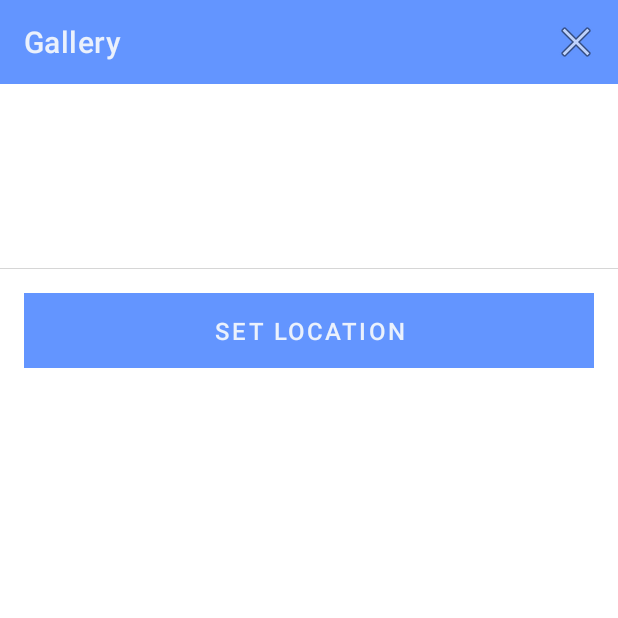
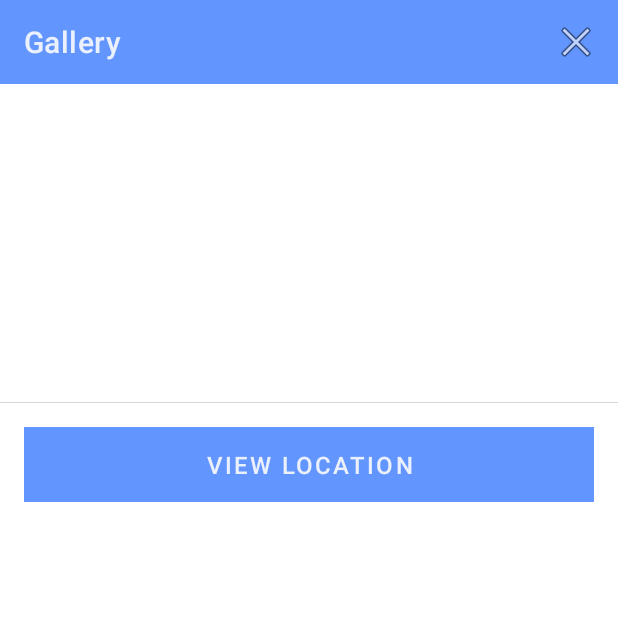
Before and after one commit to DaleH1609/Waterford-Gallery-Guide, an Android app: the AllGalleriesActivity screen opened directly, with no data from a screen before it, on a phone screen of 412 x 824 dp, the top half of it. Run offline under Robolectric (Android 15) with nearby library versions, the phone set to English and light mode, and no system bars; our stand-ins replace Picasso, Timber; pictures from the network do not load.

Commit message:
Map Bug Resolved

```diff
--- a/app/build.gradle
+++ b/app/build.gradle
@@ -4,6 +4,7 @@ plugins {
     id 'kotlin-parcelize'
     id 'kotlin-kapt'
     id 'com.google.gms.google-services'
+    id 'com.google.android.libraries.mapsplatform.secrets-gradle-plugin'
 }
 
 android {
--- a/app/src/main/java/org/wit/waterfordgalleryguide/activities/AllGalleriesListActivity.kt
+++ b/app/src/main/java/org/wit/waterfordgalleryguide/activities/AllGalleriesListActivity.kt
@@ -78,7 +78,7 @@ class AllGalleriesListActivity : AppCompatActivity(), AllGalleriesListener {
 
     override fun onAllGalleriesClick(allGalleries: AllGalleriesModel) {
         val launcherIntent = Intent(this, AllGalleriesActivity::class.java)
-        startActivityForResult(launcherIntent,0)
+        launcherIntent.putExtra("galleries_edit", allGalleries)
         refreshIntentLauncher.launch(launcherIntent)
     }
 }
--- a/app/src/main/java/org/wit/waterfordgalleryguide/activities/MapActivity.kt
+++ b/app/src/main/java/org/wit/waterfordgalleryguide/activities/MapActivity.kt
@@ -24,7 +24,7 @@ class MapActivity : AppCompatActivity(), OnMapReadyCallback,
 
     override fun onCreate(savedInstanceState: Bundle?) {
         super.onCreate(savedInstanceState)
-        setContentView(R.layout.activity_map)
+        setContentView(R.layout.activity_map2)
         location = intent.extras?.getParcelable<AllLocation>("location")!!
         val mapFragment = supportFragmentManager
             .findFragmentById(R.id.map) as SupportMapFragment
@@ -35,9 +35,8 @@ class MapActivity : AppCompatActivity(), OnMapReadyCallback,
         mMap = googleMap
         val loc = LatLng(location.lat, location.lng)
         val options = MarkerOptions()
-            .title("Placemark")
+            .title("Gallery")
             .snippet("GPS : $loc")
-            .draggable(true)
             .position(loc)
         mMap.addMarker(options)
         mMap.moveCamera(CameraUpdateFactory.newLatLngZoom(loc, location.zoom))
--- a/app/src/main/res/layout/activity_all_galleries.xml
+++ b/app/src/main/res/layout/activity_all_galleries.xml
@@ -43,28 +43,26 @@
                 <TextView
                     android:id="@+id/allGalleryTitle"
                     android:layout_width="match_parent"
-                    android:layout_height="45dp"
+                    android:layout_height="90dp"
                     android:layout_margin="8dp"
                     android:autofillHints=""
                     android:inputType="text"
                     android:maxLength="25"
                     android:maxLines="1"
                     android:padding="8dp"
-                    android:textColor="@color/colorPrimaryDark"
-                    android:textSize="14sp" />
+                    android:textSize="45sp" />
 
                 <TextView
                     android:id="@+id/allGalleryDescription"
                     android:layout_width="match_parent"
-                    android:layout_height="45dp"
+                    android:layout_height="90dp"
                     android:layout_margin="8dp"
                     android:autofillHints=""
                     android:inputType="text"
                     android:maxLength="25"
                     android:maxLines="1"
                     android:padding="8dp"
-                    android:textColor="@color/colorPrimaryDark"
-                    android:textSize="14sp" />
+                    android:textSize="45sp" />
 
                 <ImageView
                     android:id="@+id/allGalleryImage"
@@ -81,7 +79,7 @@
                     android:paddingBottom="8dp"
                     android:paddingTop="8dp"
                     android:stateListAnimator="@null"
-                    android:text="@string/button_location"
+                    android:text="View Location"
                     android:textColor="@color/colorPrimary"
                     android:textSize="16sp"/>
             </LinearLayout>
--- a/app/src/main/res/layout/card_all_galleries.xml
+++ b/app/src/main/res/layout/card_all_galleries.xml
@@ -35,7 +35,7 @@
             android:textAlignment="viewStart"
             android:textSize="30sp"
             app:layout_constraintEnd_toEndOf="parent"
-            app:layout_constraintHorizontal_bias="0.777"
+            app:layout_constraintHorizontal_bias="0.0"
             app:layout_constraintStart_toEndOf="@+id/imageIcon2"
             app:layout_constraintTop_toTopOf="parent"
             tools:text="A Title" />
--- a/app/src/main/res/values/strings.xml
+++ b/app/src/main/res/values/strings.xml
@@ -22,6 +22,8 @@
     <string name="main_all_galleries">All Galleries</string>
     <string name="menu_showMap">Show Map</string>
     <string name="scan_qr">Scan QR Code</string>
+    <string name="main_menu">Main Menu</string>
+    <string name="all_map">Gallery Map</string>
     <string name="menu_logout">Logout</string>
     <!-- Strings used for fragments for navigation -->
     <string name="first_fragment_label">First Fragment</string>
--- a/build.gradle
+++ b/build.gradle
@@ -8,6 +8,7 @@ buildscript {
         classpath 'com.android.tools.build:gradle:7.2.2'
         classpath 'org.jetbrains.kotlin:kotlin-gradle-plugin:1.7.10'
         classpath 'com.google.gms:google-services:4.3.15'
+        classpath 'com.google.android.libraries.mapsplatform.secrets-gradle-plugin:secrets-gradle-plugin:2.0.1'
 
         // NOTE: Do not place your application dependencies here; they belong
         // in the individual module build.gradle files
```
Also changed, not shown: app/src/main/AndroidManifest.xml (+28 -11 lines), app/src/main/java/org/wit/waterfordgalleryguide/activities/AllGalleriesActivity.kt (+5 -5 lines), app/src/main/res/layout/activity_map2.xml (added, +9 -0 lines).
